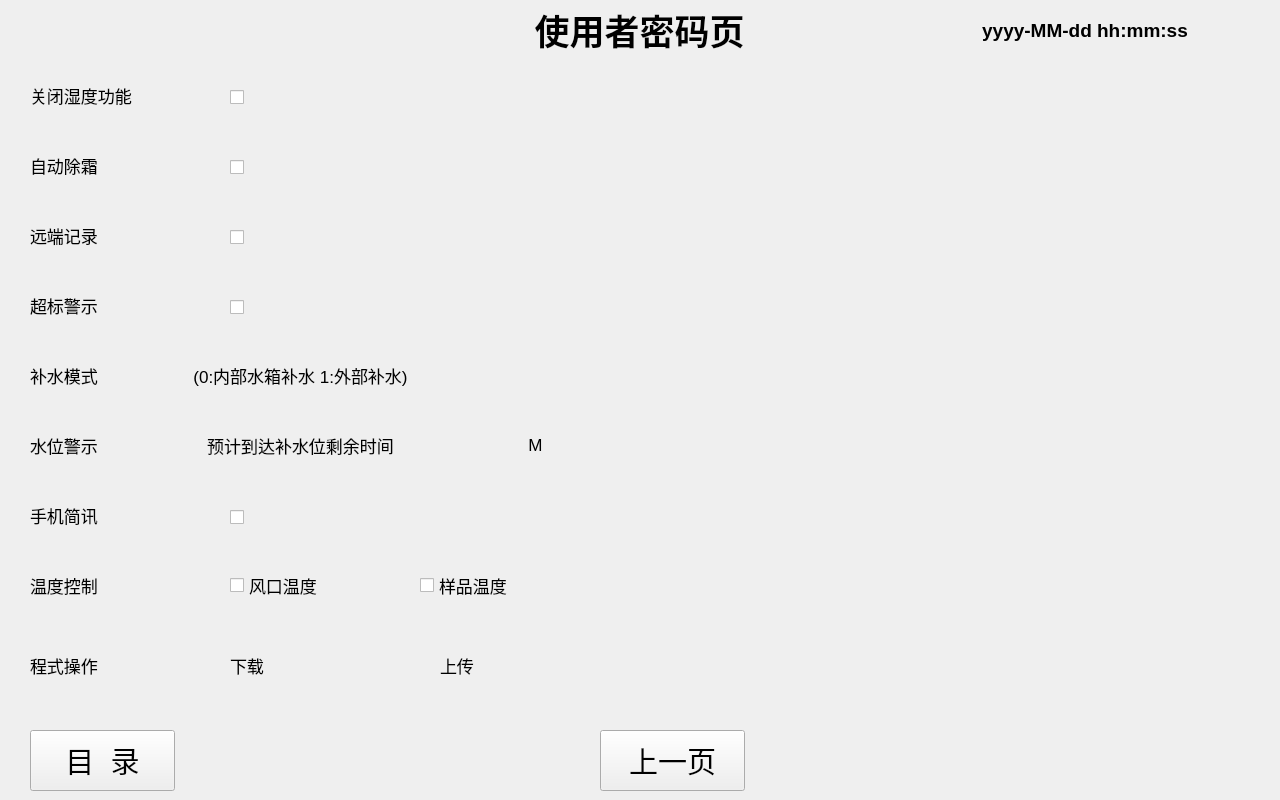
Qt form userpasswordpage03.ui (qingdouke/TemakViews) before a commit.
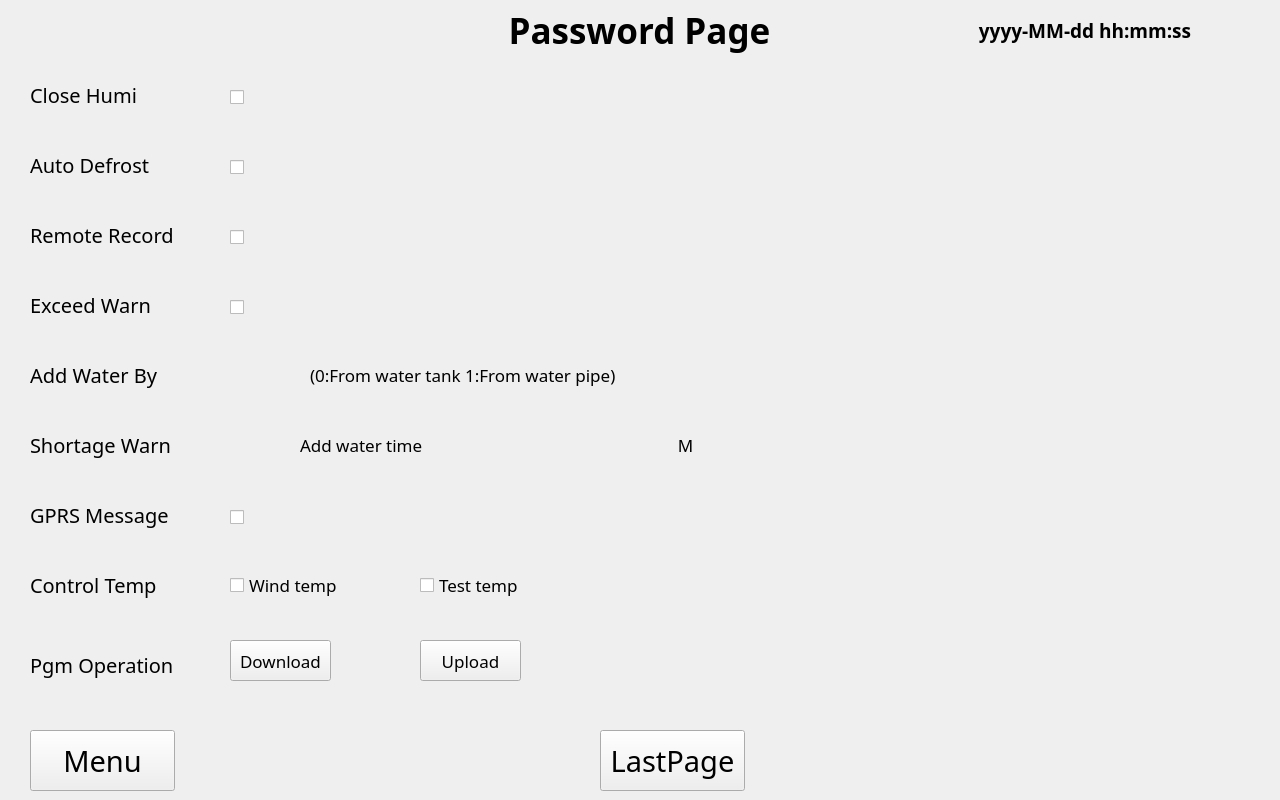
The same form after that commit.

```diff
--- a/userpasswordpage03.ui
+++ b/userpasswordpage03.ui
@@ -22,6 +22,11 @@
      <height>80</height>
     </rect>
    </property>
+   <property name="font">
+    <font>
+     <family>思源黑体</family>
+    </font>
+   </property>
    <widget class="QPushButton" name="font_page_pbtn">
     <property name="geometry">
      <rect>
@@ -37,7 +42,7 @@
      </font>
     </property>
     <property name="text">
-     <string>目  录</string>
+     <string>Menu</string>
     </property>
    </widget>
    <widget class="QLabel" name="footer_line">
@@ -68,7 +73,7 @@
      </font>
     </property>
     <property name="text">
-     <string>上一页</string>
+     <string>LastPage</string>
     </property>
    </widget>
   </widget>
@@ -114,7 +119,9 @@
     </property>
     <property name="font">
      <font>
+      <family>思源黑体</family>
       <pointsize>14</pointsize>
+      <weight>75</weight>
       <bold>true</bold>
      </font>
     </property>
@@ -128,20 +135,22 @@
    <widget class="QLabel" name="title">
     <property name="geometry">
      <rect>
-      <x>519</x>
+      <x>479</x>
       <y>0</y>
-      <width>241</width>
+      <width>321</width>
       <height>60</height>
      </rect>
     </property>
     <property name="font">
      <font>
+      <family>思源黑体</family>
       <pointsize>26</pointsize>
+      <weight>75</weight>
       <bold>true</bold>
      </font>
     </property>
     <property name="text">
-     <string>使用者密码页</string>
+     <string>Password Page</string>
     </property>
     <property name="textFormat">
      <enum>Qt::PlainText</enum>
@@ -169,22 +178,27 @@
       <height>71</height>
      </rect>
     </property>
+    <property name="font">
+     <font>
+      <family>思源黑体</family>
+     </font>
+    </property>
     <widget class="QLabel" name="turn_off_humidity_function_label">
      <property name="geometry">
       <rect>
        <x>30</x>
        <y>20</y>
-       <width>111</width>
+       <width>151</width>
        <height>30</height>
       </rect>
      </property>
      <property name="font">
       <font>
-       <pointsize>13</pointsize>
+       <pointsize>15</pointsize>
       </font>
      </property>
      <property name="text">
-      <string>关闭湿度功能</string>
+      <string>Close Humi</string>
      </property>
     </widget>
     <widget class="QCheckBox" name="turn_off_humidity_function_locked">
@@ -215,22 +229,27 @@
       <height>71</height>
      </rect>
     </property>
+    <property name="font">
+     <font>
+      <family>思源黑体</family>
+     </font>
+    </property>
     <widget class="QLabel" name="automatic_defrosting_label">
      <property name="geometry">
       <rect>
        <x>30</x>
        <y>20</y>
-       <width>111</width>
+       <width>151</width>
        <height>30</height>
       </rect>
      </property>
      <property name="font">
       <font>
-       <pointsize>13</pointsize>
+       <pointsize>15</pointsize>
       </font>
      </property>
      <property name="text">
-      <string>自动除霜</string>
+      <string>Auto Defrost</string>
      </property>
     </widget>
     <widget class="QCheckBox" name="automatic_defrosting_locked">
@@ -261,22 +280,27 @@
       <height>71</height>
      </rect>
     </property>
+    <property name="font">
+     <font>
+      <family>思源黑体</family>
+     </font>
+    </property>
     <widget class="QLabel" name="remote_recording_label">
      <property name="geometry">
       <rect>
        <x>30</x>
        <y>20</y>
-       <width>91</width>
+       <width>151</width>
        <height>30</height>
       </rect>
      </property>
      <property name="font">
       <font>
-       <pointsize>13</pointsize>
+       <pointsize>15</pointsize>
       </font>
      </property>
      <property name="text">
-      <string>远端记录</string>
+      <string>Remote Record</string>
      </property>
     </widget>
     <widget class="QCheckBox" name="remote_recording_locked">
@@ -307,22 +331,27 @@
       <height>71</height>
      </rect>
     </property>
+    <property name="font">
+     <font>
+      <family>思源黑体</family>
+     </font>
+    </property>
     <widget class="QLabel" name="excessive_warning_label">
      <property name="geometry">
       <rect>
        <x>30</x>
        <y>20</y>
-       <width>91</width>
+       <width>151</width>
        <height>30</height>
       </rect>
      </property>
      <property name="font">
       <font>
-       <pointsize>13</pointsize>
+       <pointsize>15</pointsize>
       </font>
      </property>
      <property name="text">
-      <string>超标警示</string>
+      <string>Exceed Warn</string>
      </property>
     </widget>
     <widget class="QCheckBox" name="excessive_warning_locked">
@@ -353,31 +382,36 @@
       <height>71</height>
      </rect>
     </property>
+    <property name="font">
+     <font>
+      <family>思源黑体</family>
+     </font>
+    </property>
     <widget class="QLabel" name="water_replenishment_mode_label">
      <property name="geometry">
       <rect>
        <x>30</x>
        <y>20</y>
-       <width>91</width>
+       <width>151</width>
        <height>30</height>
       </rect>
      </property>
      <property name="font">
       <font>
-       <pointsize>13</pointsize>
+       <pointsize>15</pointsize>
       </font>
      </property>
      <property name="text">
-      <string>补水模式</string>
+      <string>Add Water By</string>
      </property>
     </widget>
     <widget class="QLabel" name="water_replenishment_mode_display">
      <property name="geometry">
       <rect>
-       <x>150</x>
-       <y>20</y>
-       <width>41</width>
-       <height>30</height>
+       <x>230</x>
+       <y>10</y>
+       <width>61</width>
+       <height>51</height>
       </rect>
      </property>
      <property name="font">
@@ -395,9 +429,9 @@
     <widget class="QLabel" name="water_replenishment_mode_text">
      <property name="geometry">
       <rect>
-       <x>190</x>
+       <x>310</x>
        <y>20</y>
-       <width>221</width>
+       <width>331</width>
        <height>30</height>
       </rect>
      </property>
@@ -407,10 +441,10 @@
       </font>
      </property>
      <property name="text">
-      <string>(0:内部水箱补水 1:外部补水)</string>
+      <string>(0:From water tank 1:From water pipe)</string>
      </property>
      <property name="alignment">
-      <set>Qt::AlignCenter</set>
+      <set>Qt::AlignLeading|Qt::AlignLeft|Qt::AlignVCenter</set>
      </property>
     </widget>
    </widget>
@@ -423,31 +457,36 @@
       <height>71</height>
      </rect>
     </property>
+    <property name="font">
+     <font>
+      <family>思源黑体</family>
+     </font>
+    </property>
     <widget class="QLabel" name="water_level_warning_label">
      <property name="geometry">
       <rect>
        <x>30</x>
        <y>20</y>
-       <width>91</width>
+       <width>151</width>
        <height>30</height>
       </rect>
      </property>
      <property name="font">
       <font>
-       <pointsize>13</pointsize>
+       <pointsize>15</pointsize>
       </font>
      </property>
      <property name="text">
-      <string>水位警示</string>
+      <string>Shortage Warn</string>
      </property>
     </widget>
     <widget class="QLabel" name="water_level_warning_display">
      <property name="geometry">
       <rect>
-       <x>150</x>
-       <y>20</y>
-       <width>41</width>
-       <height>30</height>
+       <x>230</x>
+       <y>9</y>
+       <width>61</width>
+       <height>51</height>
       </rect>
      </property>
      <property name="font">
@@ -465,9 +504,9 @@
     <widget class="QLabel" name="water_level_warning_text">
      <property name="geometry">
       <rect>
-       <x>190</x>
+       <x>300</x>
        <y>20</y>
-       <width>221</width>
+       <width>201</width>
        <height>30</height>
       </rect>
      </property>
@@ -477,16 +516,16 @@
       </font>
      </property>
      <property name="text">
-      <string>预计到达补水位剩余时间</string>
+      <string>Add water time</string>
      </property>
      <property name="alignment">
-      <set>Qt::AlignCenter</set>
+      <set>Qt::AlignLeading|Qt::AlignLeft|Qt::AlignVCenter</set>
      </property>
     </widget>
     <widget class="QLabel" name="water_level_warning_M">
      <property name="geometry">
       <rect>
-       <x>410</x>
+       <x>540</x>
        <y>20</y>
        <width>121</width>
        <height>30</height>
@@ -507,7 +546,7 @@
     <widget class="QLabel" name="water_level_warning_M_sign">
      <property name="geometry">
       <rect>
-       <x>520</x>
+       <x>670</x>
        <y>20</y>
        <width>31</width>
        <height>30</height>
@@ -535,22 +574,27 @@
       <height>71</height>
      </rect>
     </property>
+    <property name="font">
+     <font>
+      <family>思源黑体</family>
+     </font>
+    </property>
     <widget class="QLabel" name="text_messaging_label">
      <property name="geometry">
       <rect>
        <x>30</x>
        <y>20</y>
-       <width>91</width>
+       <width>151</width>
        <height>30</height>
       </rect>
      </property>
      <property name="font">
       <font>
-       <pointsize>13</pointsize>
+       <pointsize>15</pointsize>
       </font>
      </property>
      <property name="text">
-      <string>手机简讯</string>
+      <string>GPRS Message</string>
      </property>
     </widget>
     <widget class="QCheckBox" name="text_messaging_locked">
@@ -581,22 +625,27 @@
       <height>71</height>
      </rect>
     </property>
+    <property name="font">
+     <font>
+      <family>思源黑体</family>
+     </font>
+    </property>
     <widget class="QLabel" name="temperature_control_label">
      <property name="geometry">
       <rect>
        <x>30</x>
        <y>20</y>
-       <width>141</width>
+       <width>151</width>
        <height>30</height>
       </rect>
      </property>
      <property name="font">
       <font>
-       <pointsize>13</pointsize>
+       <pointsize>15</pointsize>
       </font>
      </property>
      <property name="text">
-      <string>温度控制</string>
+      <string>Control Temp</string>
      </property>
     </widget>
     <widget class="QCheckBox" name="temperature_control_checkBox_1">
@@ -604,7 +653,7 @@
       <rect>
        <x>230</x>
        <y>20</y>
-       <width>131</width>
+       <width>141</width>
        <height>30</height>
       </rect>
      </property>
@@ -614,7 +663,7 @@
       </font>
      </property>
      <property name="text">
-      <string>风口温度</string>
+      <string>Wind temp</string>
      </property>
     </widget>
     <widget class="QCheckBox" name="temperature_control_checkBox_2">
@@ -622,7 +671,7 @@
       <rect>
        <x>420</x>
        <y>20</y>
-       <width>131</width>
+       <width>141</width>
        <height>30</height>
       </rect>
      </property>
@@ -632,7 +681,7 @@
       </font>
      </property>
      <property name="text">
-      <string>样品温度</string>
+      <string>Test temp</string>
      </property>
     </widget>
    </widget>
@@ -645,31 +694,36 @@
       <height>101</height>
      </rect>
     </property>
+    <property name="font">
+     <font>
+      <family>思源黑体</family>
+     </font>
+    </property>
     <widget class="QLabel" name="program_operation_label">
      <property name="geometry">
       <rect>
        <x>30</x>
        <y>30</y>
-       <width>141</width>
+       <width>151</width>
        <height>30</height>
       </rect>
      </property>
      <property name="font">
       <font>
-       <pointsize>13</pointsize>
+       <pointsize>15</pointsize>
       </font>
      </property>
      <property name="text">
-      <string>程式操作</string>
+      <string>Pgm Operation</string>
      </property>
     </widget>
-    <widget class="QLabel" name="program_operation_loading">
+    <widget class="QPushButton" name="program_downloading">
      <property name="geometry">
       <rect>
        <x>230</x>
-       <y>30</y>
-       <width>41</width>
-       <height>30</height>
+       <y>20</y>
+       <width>101</width>
+       <height>41</height>
       </rect>
      </property>
      <property name="font">
@@ -678,16 +732,16 @@
       </font>
      </property>
      <property name="text">
-      <string>下载</string>
+      <string>Download</string>
      </property>
     </widget>
-    <widget class="QLabel" name="temperature_control_uploading">
+    <widget class="QPushButton" name="program_uploading">
      <property name="geometry">
       <rect>
-       <x>440</x>
-       <y>30</y>
-       <width>41</width>
-       <height>30</height>
+       <x>420</x>
+       <y>20</y>
+       <width>101</width>
+       <height>41</height>
       </rect>
      </property>
      <property name="font">
@@ -696,7 +750,7 @@
       </font>
      </property>
      <property name="text">
-      <string>上传</string>
+      <string>Upload</string>
      </property>
     </widget>
    </widget>
```
Left out of the diff: 1 changed line with no effect on the pictures.
